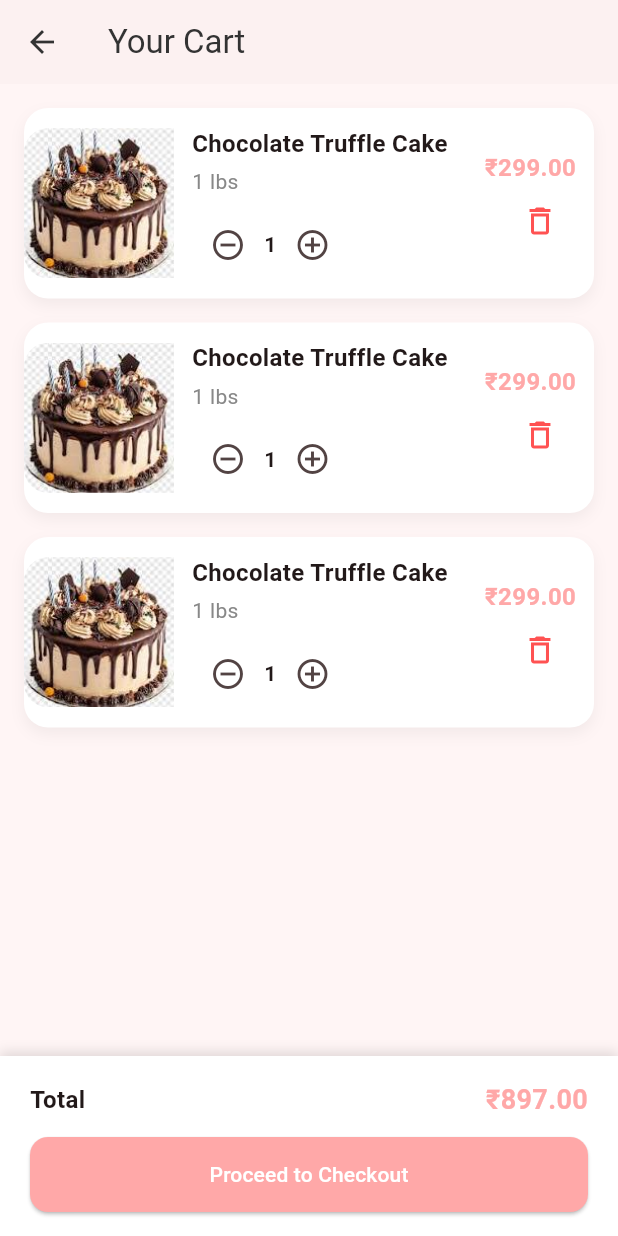
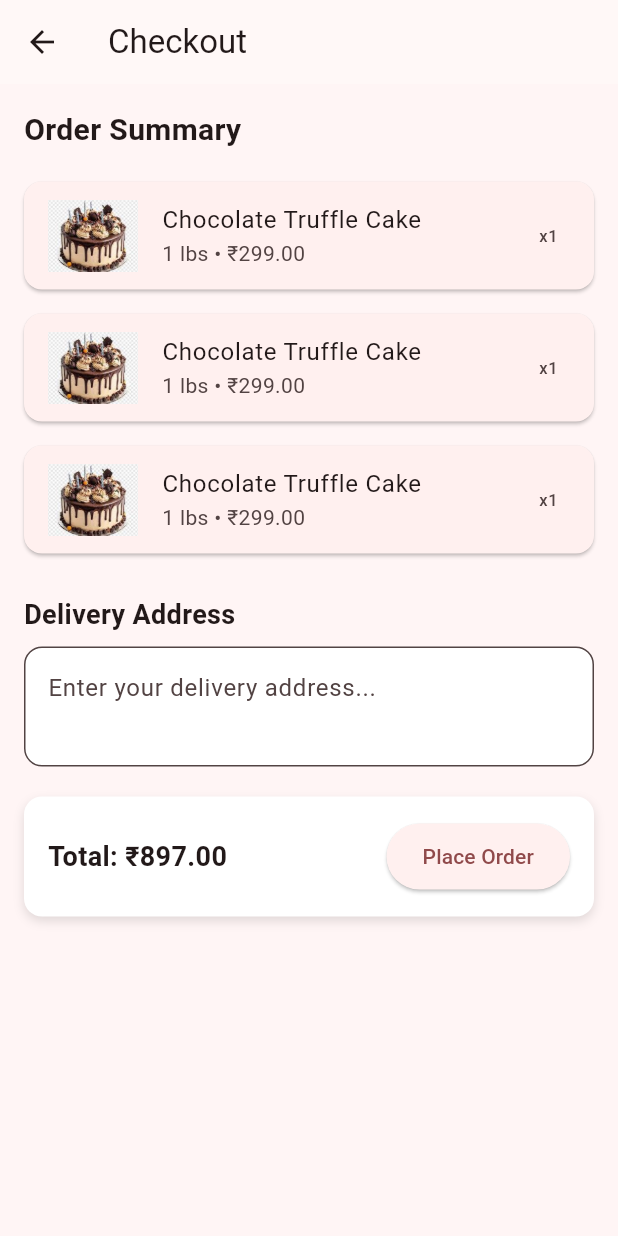
Before and after one commit to ItsAmaan09/cake-house, a Flutter app: the CartScreen screen opened by its route, after a tap on "Proceed to Checkout", on a phone screen of 412 x 824 dp. Run offline on Flutter 3.47's test engine with Material 3 defaults, Android fonts, the light colour scheme and no system bars; Roboto replaces fonts that are missing (Poppins).

Commit message:
cart screen and checkout

```diff
--- a/lib/features/cart/cart_screen.dart
+++ b/lib/features/cart/cart_screen.dart
@@ -1,6 +1,8 @@
 import 'package:cake_house/core/theme/app_colors.dart';
 import 'package:cake_house/data/sample_cartdata.dart';
+import 'package:cake_house/features/cart/checkout_screen.dart';
 import 'package:cake_house/models/cartItem.dart';
+import 'package:cake_house/routes/app_routes.dart';
 import 'package:flutter/material.dart';
 
 class CartScreen extends StatefulWidget {
@@ -216,7 +218,14 @@ class _CartScreenState extends State<CartScreen> {
                       const SizedBox(height: 12),
                       ElevatedButton(
                         onPressed: () {
-                          // TODO: go to checkout screen
+                          Navigator.pushNamed(
+                            context,
+                            AppRoutes.checkout,
+                            arguments: {
+                              'cartItems':cartItems,
+                              'total':totalPrice,
+                            }
+                          );
                         },
                         style: ElevatedButton.styleFrom(
                           backgroundColor: AppColors.primary,
--- /dev/null
+++ b/lib/features/cart/checkout_screen.dart
@@ -0,0 +1,142 @@
+import 'package:flutter/material.dart';
+import 'package:cake_house/models/cartItem.dart';
+
+class CheckoutScreen extends StatefulWidget {
+  final List<CartItem> cartItems;
+  final double total;
+
+  const CheckoutScreen({
+    super.key,
+    required this.cartItems,
+    required this.total,
+  });
+
+  @override
+  State<CheckoutScreen> createState() => _CheckoutScreenState();
+}
+
+class _CheckoutScreenState extends State<CheckoutScreen> {
+  final TextEditingController addressController = TextEditingController();
+
+  @override
+  void dispose() {
+    addressController.dispose();
+    super.dispose();
+  }
+
+  @override
+  Widget build(BuildContext context) {
+    return Scaffold(
+      appBar: AppBar(title: const Text("Checkout")),
+      body: SingleChildScrollView(
+        padding: const EdgeInsets.all(16),
+        child: Column(
+          crossAxisAlignment: CrossAxisAlignment.start,
+          children: [
+            const Text(
+              "Order Summary",
+              style: TextStyle(fontSize: 20, fontWeight: FontWeight.bold),
+            ),
+            const SizedBox(height: 12),
+
+            // 🧁 List of cart items
+            ...widget.cartItems.map((item) {
+              return Card(
+                margin: const EdgeInsets.symmetric(vertical: 8),
+                child: ListTile(
+                  leading: Image.asset(
+                    item.cake.image,
+                    width: 60,
+                    fit: BoxFit.cover,
+                  ),
+                  title: Text(item.cake.name),
+                  subtitle: Text(
+                    "${item.pound} • ₹${item.cake.price.toStringAsFixed(2)}",
+                  ),
+                  trailing: Text("x${item.quantity}"),
+                ),
+              );
+            }).toList(),
+
+            const SizedBox(height: 20),
+
+            // 🏠 Address field
+            const Text(
+              "Delivery Address",
+              style: TextStyle(fontSize: 18, fontWeight: FontWeight.bold),
+            ),
+            const SizedBox(height: 8),
+            TextField(
+              controller: addressController,
+              maxLines: 2,
+              decoration: InputDecoration(
+                hintText: "Enter your delivery address...",
+                border: OutlineInputBorder(
+                  borderRadius: BorderRadius.circular(12),
+                ),
+                filled: true,
+                fillColor: Colors.white,
+              ),
+            ),
+
+            const SizedBox(height: 20),
+
+            // 💰 Total and Button
+            Container(
+              padding: const EdgeInsets.all(16),
+              decoration: BoxDecoration(
+                color: Colors.white,
+                borderRadius: BorderRadius.circular(12),
+                boxShadow: [
+                  BoxShadow(
+                    color: Colors.black12,
+                    blurRadius: 5,
+                    offset: const Offset(0, 3),
+                  ),
+                ],
+              ),
+              child: Row(
+                mainAxisAlignment: MainAxisAlignment.spaceBetween,
+                children: [
+                  Text(
+                    "Total: ₹${widget.total.toStringAsFixed(2)}",
+                    style: const TextStyle(
+                      fontSize: 18,
+                      fontWeight: FontWeight.bold,
+                    ),
+                  ),
+                  ElevatedButton(
+                    onPressed: () {
+                      if (addressController.text.trim().isEmpty) {
+                        ScaffoldMessenger.of(context).showSnackBar(
+                          const SnackBar(
+                            content: Text("Please enter your address"),
+                            backgroundColor: Colors.redAccent,
+                          ),
+                        );
+                        return;
+                      }
+
+                      Navigator.pushNamed(
+                        context,
+                        '/orderConfirmation',
+                        arguments: {'total': widget.total},
+                      );
+                    },
+                    style: ElevatedButton.styleFrom(
+                      padding: const EdgeInsets.symmetric(
+                        horizontal: 24,
+                        vertical: 12,
+                      ),
+                    ),
+                    child: const Text("Place Order"),
+                  ),
+                ],
+              ),
+            ),
+          ],
+        ),
+      ),
+    );
+  }
+}
--- a/lib/routes/app_routes.dart
+++ b/lib/routes/app_routes.dart
@@ -1,7 +1,10 @@
 import 'package:cake_house/features/auth/signup_screen.dart';
 import 'package:cake_house/features/cart/cart_screen.dart';
+import 'package:cake_house/features/cart/checkout_screen.dart';
+import 'package:cake_house/features/cart/order_confirmation_screen.dart';
 import 'package:cake_house/features/splash/splash_screen.dart';
 import 'package:cake_house/models/cake.dart';
+import 'package:cake_house/models/cartItem.dart';
 import 'package:flutter/material.dart';
 
 import '../features/auth/login_screen.dart';
@@ -15,6 +18,9 @@ class AppRoutes {
   static const home = '/home';
   static const cakeDetail = '/cake_detail';
   static const cartScreen = '/cart-screen';
+  static const checkout = '/checkout';
+  static const orderConfirmation = '/order_confirmation';
+
 
   static Route<dynamic> generateRoute(RouteSettings settings) {
     switch (settings.name) {
@@ -31,6 +37,13 @@ class AppRoutes {
         return MaterialPageRoute(builder: (_) => CakeDetailScreen(cake: cake));
       case cartScreen:
         return MaterialPageRoute(builder: (_)=> const CartScreen());
+      case checkout:
+        final args = settings.arguments as Map<String, dynamic>;
+        final cartItems = args['cartItems'] as List<CartItem>;
+        final total = args['total'] as double;
+        return MaterialPageRoute(builder: (_)=> CheckoutScreen(cartItems: cartItems, total: total));
+      case orderConfirmation:
+        return MaterialPageRoute(builder: (_)=> const OrderConfirmationScreen());
       default:
         return MaterialPageRoute(
           builder: (_) => Scaffold(body: Center(child: Text("No route found"))),
```
Also changed, not shown: lib/features/cart/order_confirmation_screen.dart (added, +97 -0 lines).
